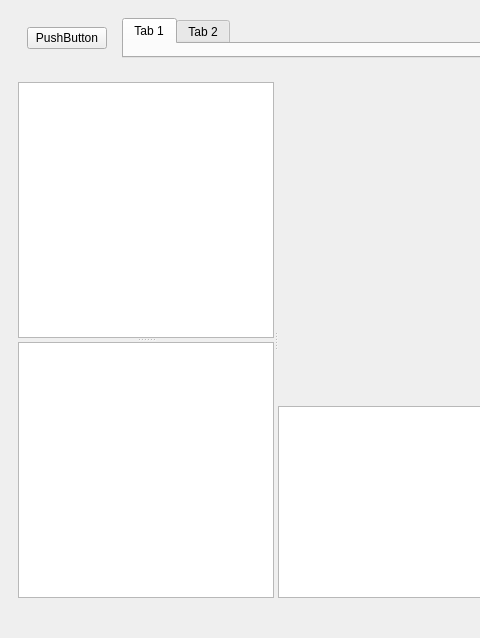
This is mainwindow.ui in Jojain/Nales-cadquery as Qt 5 draws it before an edit; both pictures show x 0 to 480 and y 0 to 638 of the 971 by 638 pixel window. The edited form follows.
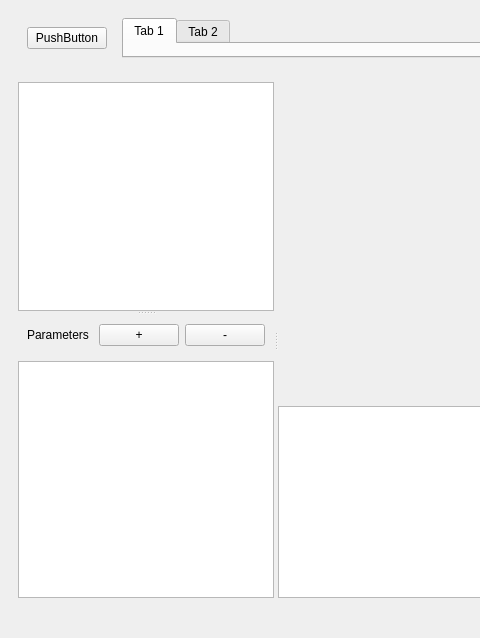
This is the edited form. Custom widgets are drawn as their Qt base class.

Commit message:
param table setup
added logic to handle add and remove param in the param table

The edit to the form file:
```diff
--- a/mainwindow.ui
+++ b/mainwindow.ui
@@ -84,7 +84,7 @@
             <verstretch>0</verstretch>
            </sizepolicy>
           </property>
-          <layout class="QVBoxLayout" name="verticalLayout_5">
+          <layout class="QVBoxLayout" name="verticalLayout_7">
            <item>
             <widget class="QSplitter" name="splitter">
              <property name="focusPolicy">
@@ -93,9 +93,9 @@
              <property name="orientation">
               <enum>Qt::Vertical</enum>
              </property>
-             <property name="childrenCollapsible">
-              <bool>true</bool>
-             </property>
+             <widget class="QWidget" name="tree_view_container" native="true">
+              <layout class="QVBoxLayout" name="verticalLayout_6">
+               <item>
              <widget class="QTreeView" name="tree">
               <property name="enabled">
                <bool>true</bool>
@@ -128,7 +128,43 @@
                <enum>Qt::LeftToRight</enum>
               </property>
              </widget>
+               </item>
+              </layout>
+             </widget>
+             <widget class="QWidget" name="param_table_view_container" native="true">
+              <layout class="QVBoxLayout" name="verticalLayout_5">
+               <item>
+                <widget class="QWidget" name="widget" native="true">
+                 <layout class="QHBoxLayout" name="horizontalLayout">
+                  <item>
+                   <widget class="QLabel" name="param_label">
+                    <property name="text">
+                     <string>Parameters</string>
+                    </property>
+                   </widget>
+                  </item>
+                  <item>
+                   <widget class="QPushButton" name="add_param_btn">
+                    <property name="text">
+                     <string>+</string>
+                    </property>
+                   </widget>
+                  </item>
+                  <item>
+                   <widget class="QPushButton" name="rmv_param_btn">
+                    <property name="text">
+                     <string>-</string>
+                    </property>
+                   </widget>
+                  </item>
+                 </layout>
+                </widget>
+               </item>
+               <item>
              <widget class="QTableView" name="param_table_view"/>
+               </item>
+              </layout>
+             </widget>
             </widget>
            </item>
           </layout>
```
Left out of the diff: 3 changed lines with no effect on the pictures. Lines whose indentation alone changed are shown as unchanged. The commit also changes 3 other files.
